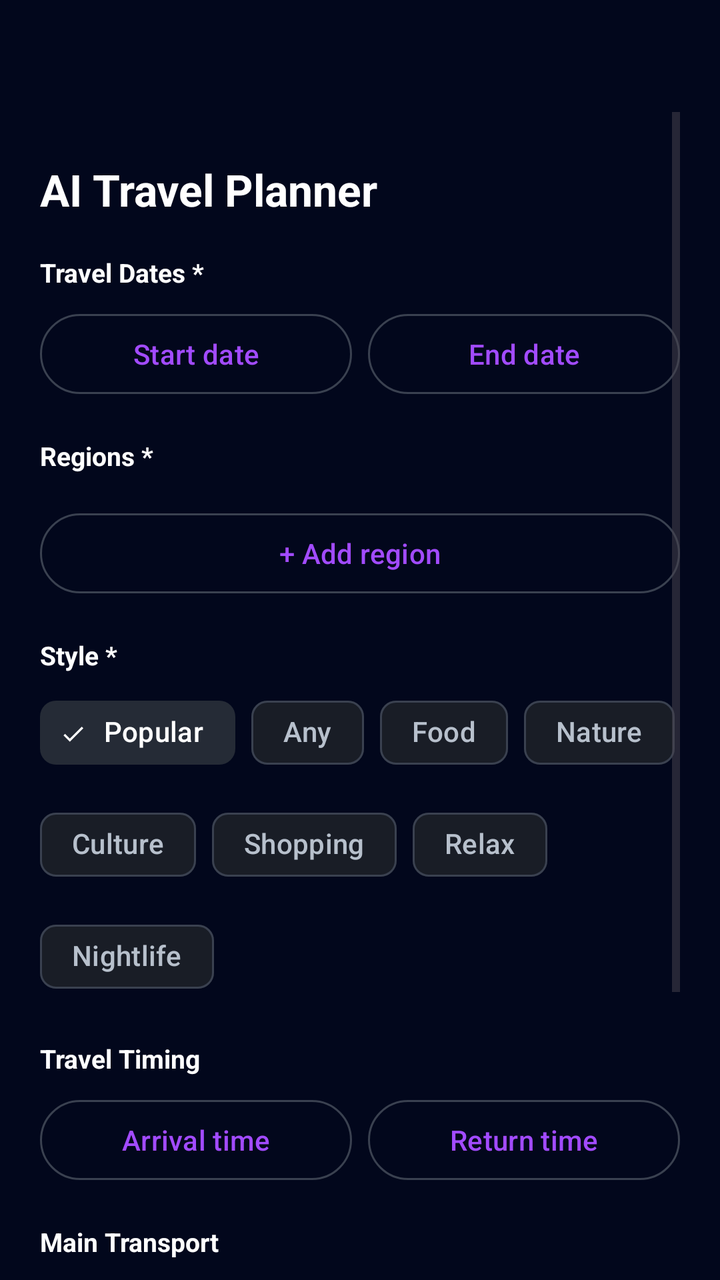
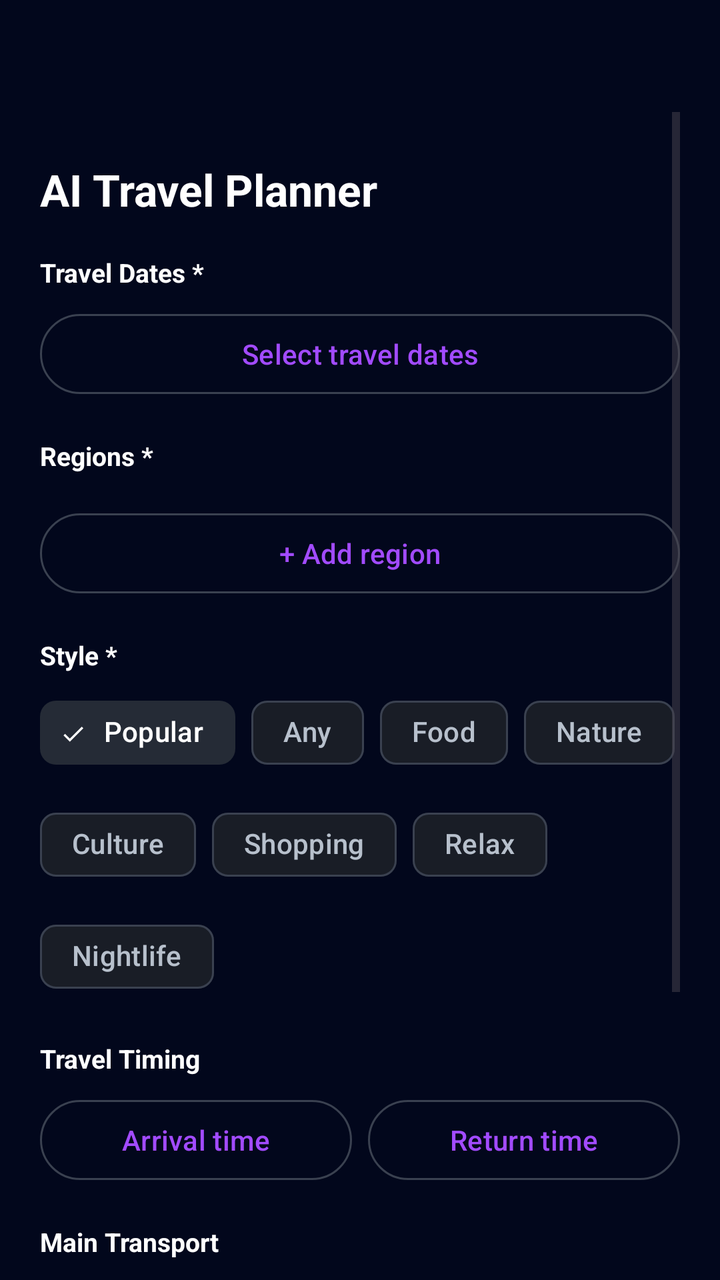

Two renders of the same Android screen: before a commit and after it. Below are the layout's source before the change and the commit's diff.
<!-- AndroidManifest.xml: application theme Theme.Orbit -->
<!-- res/layout/fragment_generating_plan.xml -->
<?xml version="1.0" encoding="utf-8"?>
<androidx.constraintlayout.widget.ConstraintLayout xmlns:android="http://schemas.android.com/apk/res/android"
    xmlns:app="http://schemas.android.com/apk/res-auto"
    android:layout_width="match_parent"
    android:layout_height="match_parent"
    android:background="@color/orbit_space"
    android:paddingStart="20dp"
    android:paddingEnd="20dp"
    android:paddingTop="56dp">

    <ScrollView
        android:id="@+id/layoutInputs"
        android:layout_width="0dp"
        android:layout_height="0dp"
        android:fillViewport="true"
        app:layout_constraintBottom_toBottomOf="parent"
        app:layout_constraintEnd_toEndOf="parent"
        app:layout_constraintStart_toStartOf="parent"
        app:layout_constraintTop_toTopOf="parent">

        <LinearLayout
            android:layout_width="match_parent"
            android:layout_height="wrap_content"
            android:orientation="vertical"
            android:paddingBottom="28dp">

            <TextView
                android:layout_width="match_parent"
                android:layout_height="wrap_content"
                android:layout_marginTop="24dp"
                android:text="AI Travel Planner"
                android:textColor="@color/white"
                android:textSize="22sp"
                android:textStyle="bold" />

            <TextView
                android:layout_width="match_parent"
                android:layout_height="wrap_content"
                android:layout_marginTop="18dp"
                android:text="Travel Dates *"
                android:textColor="@color/white"
                android:textSize="13sp"
                android:textStyle="bold" />

            <LinearLayout
                android:layout_width="match_parent"
                android:layout_height="wrap_content"
                android:layout_marginTop="8dp"
                android:orientation="horizontal">

                <com.google.android.material.button.MaterialButton
                    android:id="@+id/btnStartDate"
                    style="@style/Widget.Material3.Button.OutlinedButton"
                    android:layout_width="0dp"
                    android:layout_height="wrap_content"
                    android:layout_weight="1"
                    android:text="Start date" />

                <com.google.android.material.button.MaterialButton
                    android:id="@+id/btnEndDate"
                    style="@style/Widget.Material3.Button.OutlinedButton"
                    android:layout_width="0dp"
                    android:layout_height="wrap_content"
                    android:layout_marginStart="8dp"
                    android:layout_weight="1"
                    android:text="End date" />
            </LinearLayout>

            <TextView
                android:layout_width="match_parent"
                android:layout_height="wrap_content"
                android:layout_marginTop="18dp"
                android:text="Regions *"
                android:textColor="@color/white"
                android:textSize="13sp"
                android:textStyle="bold" />

            <LinearLayout
                android:id="@+id/regionContainer"
                android:layout_width="match_parent"
                android:layout_height="wrap_content"
                android:layout_marginTop="8dp"
                android:orientation="vertical" />

            <com.google.android.material.button.MaterialButton
                android:id="@+id/btnAddRegion"
                style="@style/Widget.Material3.Button.OutlinedButton"
                android:layout_width="match_parent"
                android:layout_height="wrap_content"
                android:layout_marginTop="8dp"
                android:text="+ Add region" />

            <TextView
                android:layout_width="match_parent"
                android:layout_height="wrap_content"
                android:layout_marginTop="18dp"
                android:text="Style *"
                android:textColor="@color/white"
                android:textSize="13sp"
                android:textStyle="bold" />

            <com.google.android.material.chip.ChipGroup
                android:id="@+id/chipGroupStyle"
                android:layout_width="match_parent"
                android:layout_height="wrap_content"
                android:layout_marginTop="6dp">

                <com.google.android.material.chip.Chip
                    android:id="@+id/chipPopular"
                    style="@style/Widget.Material3.Chip.Filter"
                    android:layout_width="wrap_content"
                    android:layout_height="wrap_content"
                    android:checked="true"
                    android:checkable="true"
                    android:text="Popular" />

                <com.google.android.material.chip.Chip
                    android:id="@+id/chipAny"
                    style="@style/Widget.Material3.Chip.Filter"
                    android:layout_width="wrap_content"
                    android:layout_height="wrap_content"
                    android:checkable="true"
                    android:text="Any" />

                <com.google.android.material.chip.Chip
                    android:id="@+id/chipFood"
                    style="@style/Widget.Material3.Chip.Filter"
                    android:layout_width="wrap_content"
                    android:layout_height="wrap_content"
                    android:checkable="true"
                    android:text="Food" />

                <com.google.android.material.chip.Chip
                    android:id="@+id/chipNature"
                    style="@style/Widget.Material3.Chip.Filter"
                    android:layout_width="wrap_content"
                    android:layout_height="wrap_content"
                    android:checkable="true"
                    android:text="Nature" />

                <com.google.android.material.chip.Chip
                    android:id="@+id/chipCulture"
                    style="@style/Widget.Material3.Chip.Filter"
                    android:layout_width="wrap_content"
                    android:layout_height="wrap_content"
                    android:checkable="true"
                    android:text="Culture" />

                <com.google.android.material.chip.Chip
                    android:id="@+id/chipShopping"
                    style="@style/Widget.Material3.Chip.Filter"
                    android:layout_width="wrap_content"
                    android:layout_height="wrap_content"
                    android:checkable="true"
                    android:text="Shopping" />

                <com.google.android.material.chip.Chip
                    android:id="@+id/chipRelax"
                    style="@style/Widget.Material3.Chip.Filter"
                    android:layout_width="wrap_content"
                    android:layout_height="wrap_content"
                    android:checkable="true"
                    android:text="Relax" />

                <com.google.android.material.chip.Chip
                    android:id="@+id/chipNightlife"
                    style="@style/Widget.Material3.Chip.Filter"
                    android:layout_width="wrap_content"
                    android:layout_height="wrap_content"
                    android:checkable="true"
                    android:text="Nightlife" />
            </com.google.android.material.chip.ChipGroup>

            <TextView
                android:layout_width="match_parent"
                android:layout_height="wrap_content"
                android:layout_marginTop="18dp"
                android:text="Travel Timing"
                android:textColor="@color/white"
                android:textSize="13sp"
                android:textStyle="bold" />

            <LinearLayout
                android:layout_width="match_parent"
                android:layout_height="wrap_content"
                android:layout_marginTop="8dp"
                android:orientation="horizontal">

                <com.google.android.material.button.MaterialButton
                    android:id="@+id/btnArrivalTime"
                    style="@style/Widget.Material3.Button.OutlinedButton"
                    android:layout_width="0dp"
                    android:layout_height="wrap_content"
                    android:layout_weight="1"
                    android:text="Arrival time" />

                <com.google.android.material.button.MaterialButton
                    android:id="@+id/btnDepartureTime"
                    style="@style/Widget.Material3.Button.OutlinedButton"
                    android:layout_width="0dp"
                    android:layout_height="wrap_content"
                    android:layout_marginStart="8dp"
                    android:layout_weight="1"
                    android:text="Return time" />
            </LinearLayout>

            <TextView
                android:layout_width="match_parent"
                android:layout_height="wrap_content"
                android:layout_marginTop="18dp"
                android:text="Main Transport"
                android:textColor="@color/white"
                android:textSize="13sp"
                android:textStyle="bold" />

            <com.google.android.material.chip.ChipGroup
                android:id="@+id/chipGroupTransport"
                android:layout_width="match_parent"
                android:layout_height="wrap_content"
                android:layout_marginTop="6dp"
                app:singleSelection="true">

                <com.google.android.material.chip.Chip
                    android:id="@+id/chipTransit"
                    style="@style/Widget.Material3.Chip.Filter"
                    android:layout_width="wrap_content"
                    android:layout_height="wrap_content"
                    android:checkable="true"
                    android:text="Public transit" />

                <com.google.android.material.chip.Chip
                    android:id="@+id/chipCar"
                    style="@style/Widget.Material3.Chip.Filter"
                    android:layout_width="wrap_content"
                    android:layout_height="wrap_content"
                    android:checkable="true"
                    android:text="Car" />
            </com.google.android.material.chip.ChipGroup>

            <TextView
                android:layout_width="match_parent"
                android:layout_height="wrap_content"
                android:layout_marginTop="18dp"
                android:text="Lodging by Night"
                android:textColor="@color/white"
                android:textSize="13sp"
                android:textStyle="bold" />

            <LinearLayout
                android:id="@+id/lodgingContainer"
                android:layout_width="match_parent"
                android:layout_height="wrap_content"
                android:layout_marginTop="8dp"
                android:orientation="vertical" />

            <TextView
                android:id="@+id/txtError"
                android:layout_width="match_parent"
                android:layout_height="wrap_content"
                android:layout_marginTop="12dp"
                android:textColor="#FF6B6B"
                android:textSize="13sp"
                android:visibility="gone" />

            <com.google.android.material.button.MaterialButton
                android:id="@+id/btnGeneratePlan"
                android:layout_width="match_parent"
                android:layout_height="52dp"
                android:layout_marginTop="24dp"
                android:text="Generate itinerary"
                android:textColor="@color/white"
                android:textStyle="bold"
                app:backgroundTint="@color/orbit_brand"
                app:cornerRadius="14dp" />
        </LinearLayout>
    </ScrollView>

    <LinearLayout
        android:id="@+id/layoutLoading"
        android:layout_width="0dp"
        android:layout_height="0dp"
        android:gravity="center"
        android:orientation="vertical"
        android:visibility="gone"
        app:layout_constraintBottom_toBottomOf="parent"
        app:layout_constraintEnd_toEndOf="parent"
        app:layout_constraintStart_toStartOf="parent"
        app:layout_constraintTop_toTopOf="parent">

        <TextView
            android:id="@+id/txtLoadingEmoji"
            android:layout_width="wrap_content"
            android:layout_height="wrap_content"
            android:text="🪐"
            android:textSize="44sp" />

        <TextView
            android:id="@+id/txtLoading"
            android:layout_width="match_parent"
            android:layout_height="wrap_content"
            android:layout_marginTop="12dp"
            android:gravity="center"
            android:text="AI is building your itinerary"
            android:textColor="@color/white"
            android:textSize="16sp"
            android:textStyle="bold" />
    </LinearLayout>
</androidx.constraintlayout.widget.ConstraintLayout>
<!-- resources referenced by this layout -->
<resources>
  <color name="orbit_brand">#A24BFF</color>
  <color name="orbit_space">#02071C</color>
  <color name="white">#FFFFFFFF</color>
  <style name="Theme.Orbit" parent="Base.Theme.Orbit" />
  <style name="Base.Theme.Orbit" parent="Theme.Material3.DayNight.NoActionBar">
          <item name="colorPrimary">@color/orbit_brand</item>
          <item name="colorOnPrimary">@color/white</item>
          <item name="colorPrimaryContainer">@color/orbit_surface_light</item>
          <item name="colorOnPrimaryContainer">@color/white</item>
          <item name="colorSecondary">@color/orbit_brand_magenta</item>
          <item name="colorOnSecondary">@color/white</item>
          <item name="colorSecondaryContainer">@color/orbit_surface_light</item>
          <item name="colorOnSecondaryContainer">@color/white</item>
          <item name="colorTertiary">@color/orbit_primary</item>
          <item name="colorOnTertiary">@color/orbit_space</item>
          <item name="android:colorBackground">@color/orbit_space</item>
          <item name="colorOnBackground">@color/white</item>
          <item name="colorSurface">@color/orbit_surface</item>
          <item name="colorOnSurface">@color/white</item>
          <item name="colorSurfaceVariant">@color/orbit_surface_light</item>
          <item name="colorOnSurfaceVariant">@color/orbit_text_secondary</item>
          <item name="colorOutline">@color/orbit_outline</item>
          <item name="colorError">@color/orbit_danger</item>
          <item name="colorControlActivated">@color/orbit_brand</item>
          <item name="android:windowBackground">@color/orbit_space</item>
          <item name="android:statusBarColor">@color/orbit_space</item>
          <item name="android:navigationBarColor">@color/orbit_space</item>
      </style>
  <color name="orbit_surface_light">#252B36</color>
  <color name="orbit_brand_magenta">#E0459E</color>
  <color name="orbit_primary">#64D2FF</color>
  <color name="orbit_surface">#191D26</color>
  <color name="orbit_text_secondary">#B7C0CC</color>
  <color name="orbit_outline">#3A4150</color>
  <color name="orbit_danger">#FF6B6B</color>
</resources>

<!-- the commit's change to res/layout/fragment_generating_plan.xml (unified diff, before → after) -->
@@ -42,29 +42,13 @@
                 android:textSize="13sp"
                 android:textStyle="bold" />
 
-            <LinearLayout
-                android:layout_width="match_parent"
-                android:layout_height="wrap_content"
-                android:layout_marginTop="8dp"
-                android:orientation="horizontal">
-
-                <com.google.android.material.button.MaterialButton
-                    android:id="@+id/btnStartDate"
-                    style="@style/Widget.Material3.Button.OutlinedButton"
-                    android:layout_width="0dp"
-                    android:layout_height="wrap_content"
-                    android:layout_weight="1"
-                    android:text="Start date" />
-
-                <com.google.android.material.button.MaterialButton
-                    android:id="@+id/btnEndDate"
-                    style="@style/Widget.Material3.Button.OutlinedButton"
-                    android:layout_width="0dp"
-                    android:layout_height="wrap_content"
-                    android:layout_marginStart="8dp"
-                    android:layout_weight="1"
-                    android:text="End date" />
-            </LinearLayout>
+            <com.google.android.material.button.MaterialButton
+                android:id="@+id/btnDateRange"
+                style="@style/Widget.Material3.Button.OutlinedButton"
+                android:layout_width="match_parent"
+                android:layout_height="wrap_content"
+                android:layout_marginTop="8dp"
+                android:text="Select travel dates" />
 
             <TextView
                 android:layout_width="match_parent"
